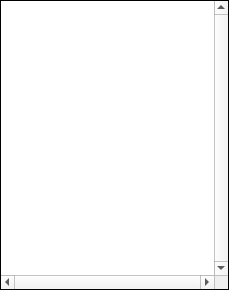
Before: the Qt Designer form app/view/forms/equipmentview.ui in r0nd0ud0u/qt-rpg, drawn with Qt 5.
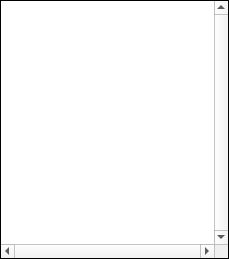
After: the same form once the commit is applied.

Diff of the .ui file:
```diff
--- a/app/view/forms/equipmentview.ui
+++ b/app/view/forms/equipmentview.ui
@@ -7,7 +7,7 @@
     <x>0</x>
     <y>0</y>
     <width>229</width>
-    <height>290</height>
+    <height>259</height>
    </rect>
   </property>
   <property name="windowTitle">
```
